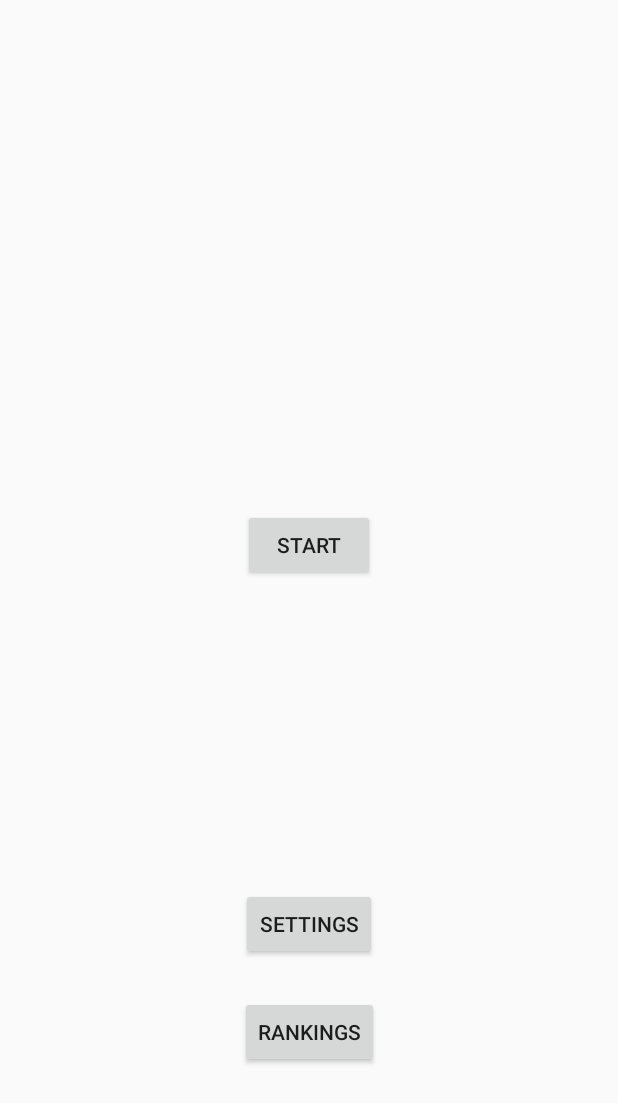
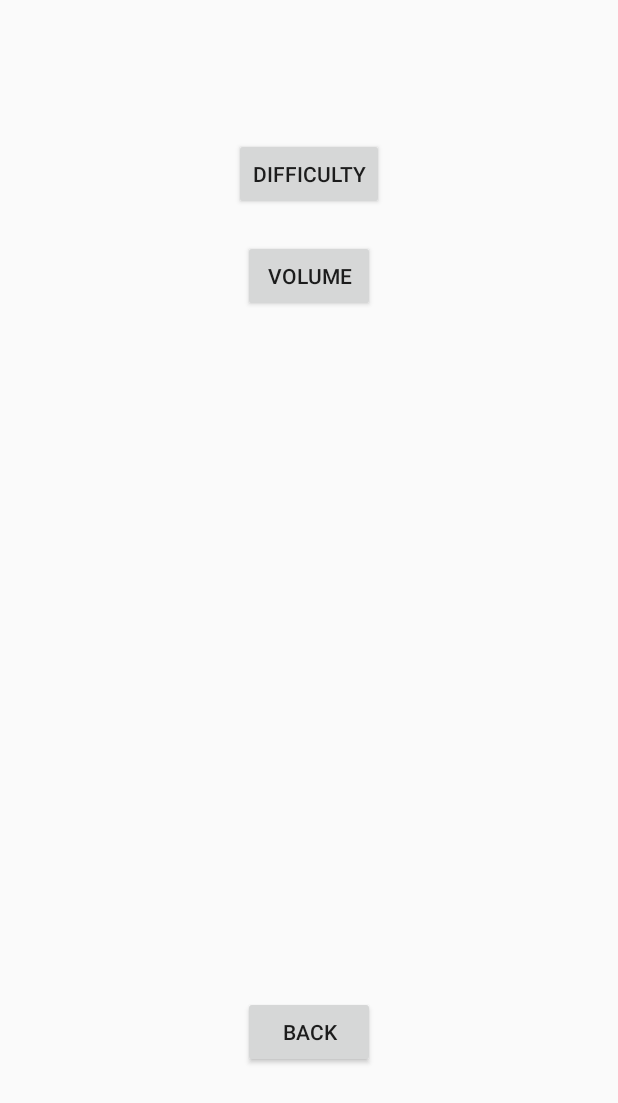
Before and after one commit to christiansy/Acnoride, an Android app: the layout settings.xml on its own in the app's theme, with its tools: preview values and no code run, on a phone screen of 412 x 824 dp. Shown: the top 1103 px of the screen. Run offline under Robolectric (Android 15) with nearby library versions, the phone set to English and light mode, and no system bars.

```diff
--- a/app/src/main/res/layout/login.xml
+++ b/app/src/main/res/layout/login.xml
@@ -66,7 +66,7 @@
         android:layout_marginStart="8dp"
         android:layout_marginTop="8dp"
         android:onClick="login"
-        android:text="@string/settings"
+        android:text="@string/login"
         app:layout_constraintBottom_toBottomOf="parent"
         app:layout_constraintEnd_toEndOf="parent"
         app:layout_constraintHorizontal_bias="0.501"
--- a/app/src/main/res/layout/settings.xml
+++ b/app/src/main/res/layout/settings.xml
@@ -7,38 +7,35 @@
     tools:context="com.example.christian.acnoride.Settings">
 
     <Button
-        android:id="@+id/start"
+        android:id="@+id/volume"
         android:layout_width="wrap_content"
         android:layout_height="wrap_content"
         android:layout_marginEnd="8dp"
         android:layout_marginLeft="8dp"
         android:layout_marginRight="8dp"
         android:layout_marginStart="8dp"
-        android:layout_marginTop="8dp"
-        android:text="@string/start"
-        app:layout_constraintBottom_toTopOf="@+id/settings"
+        android:layout_marginTop="160dp"
+        android:text="Volume"
         app:layout_constraintEnd_toEndOf="parent"
         app:layout_constraintStart_toStartOf="parent"
-        app:layout_constraintTop_toTopOf="parent"
-        app:layout_constraintVertical_bias="0.618" />
+        app:layout_constraintTop_toTopOf="parent" />
 
     <Button
-        android:id="@+id/settings"
+        android:id="@+id/difficulty"
         android:layout_width="wrap_content"
         android:layout_height="wrap_content"
-        android:layout_marginBottom="24dp"
         android:layout_marginEnd="8dp"
         android:layout_marginLeft="8dp"
         android:layout_marginRight="8dp"
         android:layout_marginStart="8dp"
-        android:text="@string/settings"
-        app:layout_constraintBottom_toTopOf="@+id/rankings"
+        android:layout_marginTop="92dp"
+        android:text="Difficulty"
         app:layout_constraintEnd_toEndOf="parent"
-        app:layout_constraintHorizontal_bias="0.501"
-        app:layout_constraintStart_toStartOf="parent" />
+        app:layout_constraintStart_toStartOf="parent"
+        app:layout_constraintTop_toTopOf="parent" />
 
     <Button
-        android:id="@+id/rankings"
+        android:id="@+id/back"
         android:layout_width="wrap_content"
         android:layout_height="wrap_content"
         android:layout_marginBottom="112dp"
@@ -46,10 +43,13 @@
         android:layout_marginLeft="8dp"
         android:layout_marginRight="8dp"
         android:layout_marginStart="8dp"
-        android:text="@string/ranks"
+        android:layout_marginTop="8dp"
+        android:onClick="back"
+        android:text="Back"
         app:layout_constraintBottom_toBottomOf="parent"
         app:layout_constraintEnd_toEndOf="parent"
-        app:layout_constraintHorizontal_bias="0.501"
-        app:layout_constraintStart_toStartOf="parent" />
+        app:layout_constraintStart_toStartOf="parent"
+        app:layout_constraintTop_toBottomOf="@+id/volume"
+        app:layout_constraintVertical_bias="1.0" />
 
 </android.support.constraint.ConstraintLayout>
```
Also changed, not shown: app/src/main/AndroidManifest.xml (+4 -4 lines), app/src/main/java/com/example/christian/acnoride/MainMenu.java (+4 -4 lines), app/src/main/java/com/example/christian/acnoride/Register.java (+24 -5 lines), app/src/main/java/com/example/christian/acnoride/Settings.java (+10 -5 lines), app/src/main/res/layout/main_menu.xml (+13 -0 lines).
